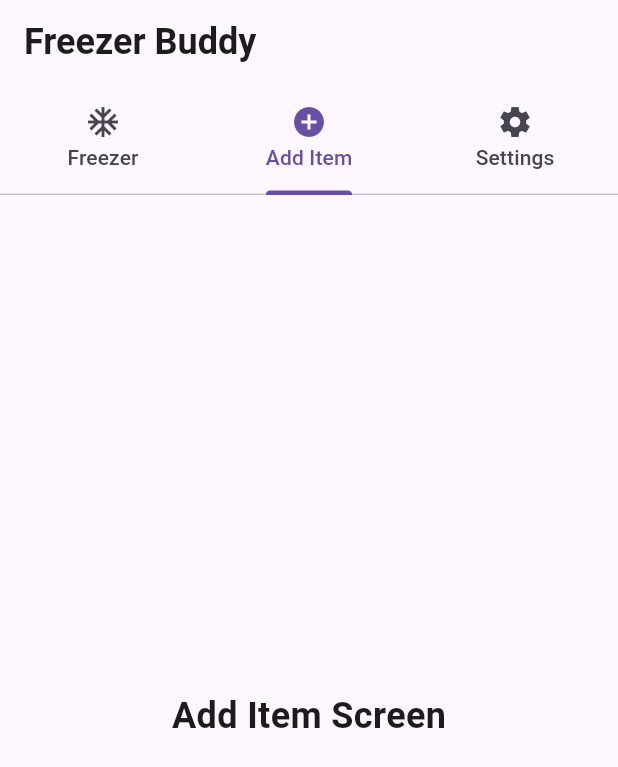
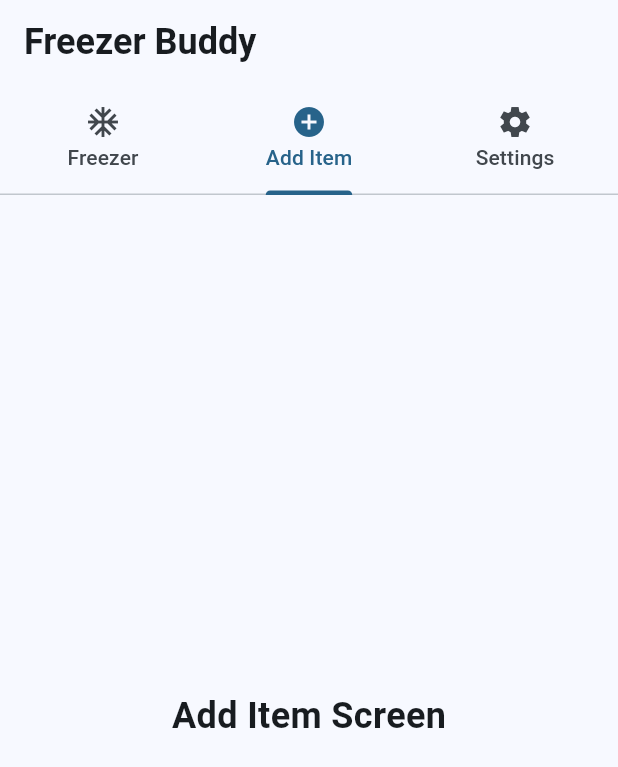
Before and after one commit to martin-rohwedder/Freezer-Buddy, a Flutter app: the screen it shows after launch, tab 2 chosen, on a phone screen of 412 x 824 dp. Shown: the top 767 px of the screen. Run offline on Flutter 3.47's test engine with Material 3 defaults, Android fonts, the light colour scheme and no system bars.

Commit message:
Generel ThemeData added

```diff
--- a/lib/main.dart
+++ b/lib/main.dart
@@ -13,6 +13,10 @@
   @override
   Widget build(BuildContext context) {
     return MaterialApp(
+      theme: ThemeData(
+        colorScheme: ColorScheme.fromSeed(seedColor: Colors.lightBlue),
+      ),
+      themeMode: ThemeMode.system,
       home: DefaultTabController(
         length: 3,
         child: Scaffold(
```
